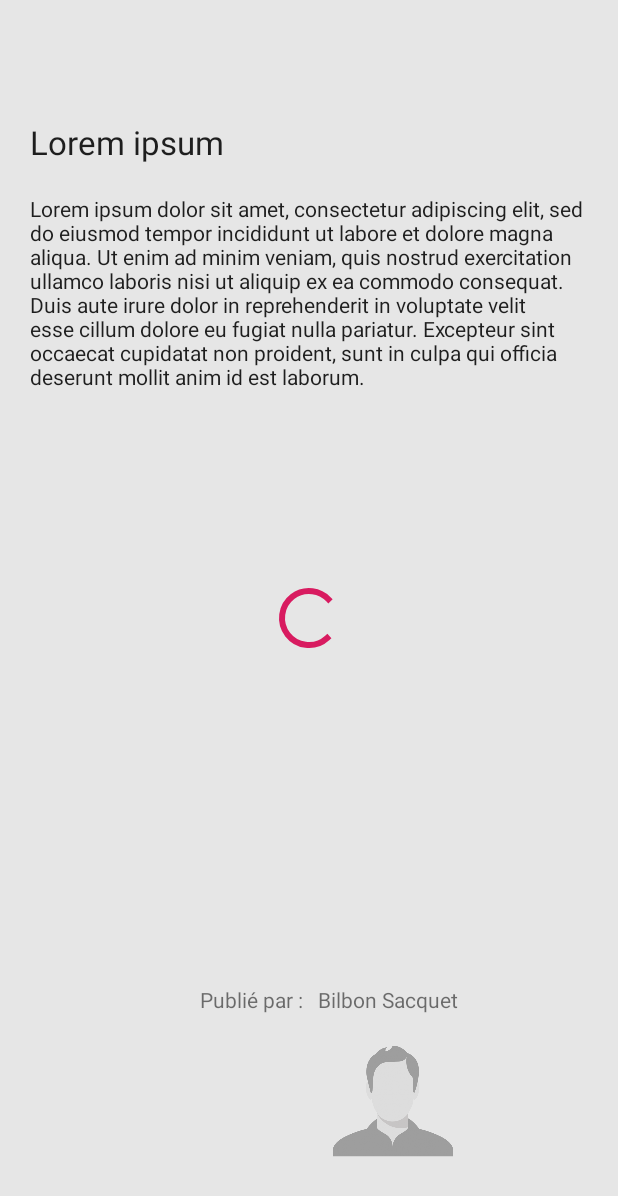
After one commit to NoeColin/ErudY, an Android app: the layout fragment_request_detail.xml on its own in the app's theme, with its tools: preview values and no code run, on a phone screen of 412 x 824 dp. The commit adds this screen. Shown: the top 1196 px of the screen. Run offline under Robolectric (Android 15) with nearby library versions, the phone set to English and light mode, and no system bars.

Commit message:
Le fragment du détail d'une demande (front)
avec la view, le presenter et un fix des strings

```diff
--- /dev/null
+++ b/app/src/main/java/com/example/erudy/presentation/presenter/presenter/RequestDetailFragmentPresenter.kt
@@ -0,0 +1,15 @@
+package com.example.erudy.presentation.presenter.presenter
+
+import com.example.erudy.base.BasePresenter
+import com.example.erudy.presentation.presenter.view.RegisterView
+import javax.inject.Inject
+
+class RequestDetailFragmentPresenter
+@Inject
+constructor(): BasePresenter<RegisterView>() {
+
+    fun signup() {
+        view.displayLoader()
+
+    }
+}
--- /dev/null
+++ b/app/src/main/java/com/example/erudy/presentation/presenter/view/RequestDetailView.kt
@@ -0,0 +1,9 @@
+package com.example.erudy.presentation.presenter.view
+
+import com.example.erudy.base.BaseView
+
+interface RequestDetailView: BaseView {
+    fun displayLoader()
+    fun hideLoader()
+    fun showError(errorMessage: String)
+}
--- /dev/null
+++ b/app/src/main/java/com/example/erudy/presentation/ui/fragments/RequestDetailFragment.kt
@@ -0,0 +1,52 @@
+package com.example.erudy.presentation.ui.fragments
+
+import android.content.Context
+import android.os.Bundle
+import android.view.View
+import android.widget.Toast
+import com.example.erudy.R
+import com.example.erudy.base.BaseFragment
+import com.example.erudy.presentation.presenter.presenter.RequestDetailFragmentPresenter
+import com.example.erudy.presentation.presenter.view.RequestDetailView
+import com.example.erudy.presentation.ui.activity.LoginActivity
+import dagger.android.support.AndroidSupportInjection
+import kotlinx.android.synthetic.main.fragment_login.*
+import kotlinx.android.synthetic.main.fragment_register.*
+import javax.inject.Inject
+
+
+class RequestDetailFragment : BaseFragment<RequestDetailFragmentPresenter>(), RequestDetailView {
+
+    @Inject
+    override lateinit var presenter: RequestDetailFragmentPresenter
+    override val layoutId: Int = R.layout.fragment_register
+
+    override fun onActivityCreated(savedInstanceState: Bundle?) {
+        super.onActivityCreated(savedInstanceState)
+        presenter.attach(this)
+    }
+
+    override fun onAttach(context: Context?) {
+        AndroidSupportInjection.inject(this)
+        super.onAttach(context)
+    }
+
+    override fun displayLoader() {
+        //loader.visibility = View.VISIBLE
+    }
+
+    override fun hideLoader() {
+        //loader.visibility = View.GONE
+    }
+
+    override fun showError(errorMessage: String) {
+        Toast.makeText(context, errorMessage, Toast.LENGTH_SHORT).show()
+    }
+
+    override fun onViewCreated(view: View, savedInstanceState: Bundle?) {
+        super.onViewCreated(view, savedInstanceState)
+        login.setOnClickListener {
+            (activity as LoginActivity).goToLogin()
+        }
+    }
+}
--- /dev/null
+++ b/app/src/main/res/layout/fragment_request_detail.xml
@@ -0,0 +1,84 @@
+<?xml version="1.0" encoding="utf-8"?>
+<androidx.constraintlayout.widget.ConstraintLayout xmlns:android="http://schemas.android.com/apk/res/android"
+    xmlns:app="http://schemas.android.com/apk/res-auto"
+    xmlns:tools="http://schemas.android.com/tools"
+    android:layout_width="match_parent"
+    android:layout_height="match_parent"
+    android:background="@color/colorOffWhite"
+    tools:context=".presentation.ui.fragments.RequestDetailFragment">
+
+
+    <!-- TODO: Update blank fragment layout -->
+
+
+    <TextView
+        android:id="@+id/request_title"
+        android:layout_width="match_parent"
+        android:layout_height="wrap_content"
+        android:layout_marginStart="20dp"
+        android:layout_marginTop="80dp"
+        android:layout_marginEnd="20dp"
+        android:text="@string/lorem_ipsum_short"
+        android:textAppearance="@style/TextAppearance.AppCompat.Large"
+        app:layout_constraintEnd_toEndOf="parent"
+        app:layout_constraintStart_toStartOf="parent"
+        app:layout_constraintTop_toTopOf="parent" />
+
+    <TextView
+        android:id="@+id/request_content"
+        android:layout_width="match_parent"
+        android:layout_height="350dp"
+        android:layout_marginStart="20dp"
+        android:layout_marginTop="20dp"
+        android:layout_marginEnd="20dp"
+        android:text="@string/lorem_ipsum_long"
+        android:textAppearance="@style/TextAppearance.AppCompat.Body1"
+        app:layout_constraintEnd_toEndOf="parent"
+        app:layout_constraintStart_toStartOf="parent"
+        app:layout_constraintTop_toBottomOf="@+id/request_title" />
+
+
+    <TextView
+        android:id="@+id/published_by"
+        android:layout_width="0dp"
+        android:layout_height="wrap_content"
+        android:layout_marginEnd="10dp"
+        android:gravity="end"
+        android:text="@string/published_by"
+        app:layout_constraintEnd_toStartOf="@+id/publisher"
+        app:layout_constraintStart_toStartOf="parent"
+        app:layout_constraintTop_toTopOf="@+id/publisher" />
+
+
+    <TextView
+        android:id="@+id/publisher"
+        android:layout_width="202dp"
+        android:layout_height="0dp"
+        android:layout_marginBottom="8dp"
+        android:text="@string/complete_name_example"
+        app:layout_constraintBottom_toTopOf="@+id/publisher_picture"
+        app:layout_constraintStart_toStartOf="@+id/publisher_picture" />
+
+    <ImageView
+        android:id="@+id/publisher_picture"
+        android:layout_width="100dp"
+        android:layout_height="100dp"
+        android:layout_marginEnd="100dp"
+        android:layout_marginBottom="40dp"
+        android:src="@drawable/default_profile"
+        app:layout_constraintBottom_toBottomOf="parent"
+        app:layout_constraintEnd_toEndOf="parent"
+        android:scaleType="fitCenter" />
+
+    <ProgressBar
+        android:id="@+id/loader"
+        style="?android:attr/progressBarStyle"
+        android:layout_width="wrap_content"
+        android:layout_height="wrap_content"
+        android:visibility="gone"
+        app:layout_constraintBottom_toBottomOf="parent"
+        app:layout_constraintEnd_toEndOf="parent"
+        app:layout_constraintStart_toStartOf="parent"
+        app:layout_constraintTop_toTopOf="parent"
+        tools:visibility="visible" />
+</androidx.constraintlayout.widget.ConstraintLayout>
--- a/app/src/main/res/values/strings.xml
+++ b/app/src/main/res/values/strings.xml
@@ -16,18 +16,22 @@
     <string name="firstname_example">Bilbon</string>
     <string name="text_lastname">Nom :</string>
     <string name="lastname_example">Sacquet</string>
+    <string name="complete_name_example">Bilbon Sacquet</string>
 
     <string name="message">Saisir un message</string>
     <string name="my_message">Mon message</string>
     <string name="other_message">Son message</string>
 
+    <string name="published_by">Publié par :</string>
     <string name="request_title_example">Nouveau roi</string>
     <string name="request_content_example">Cavalier banni du Rohan, cherche roi PAS corrompu par Saroumane. Ceci est juste un long text pour tester si le textView wrap correctement le contenu du message</string>
     <string name="request_by">Par Bilbon Sacquet</string>
+    <string name="by">Par %s</string>
+    <string name="creation_date">le %s</string>
+
 
     <string name="lorem_ipsum_short">Lorem ipsum</string>
     <string name="lorem_ipsum_long">Lorem ipsum dolor sit amet, consectetur adipiscing elit, sed do eiusmod tempor incididunt ut labore et dolore magna aliqua. Ut enim ad minim veniam, quis nostrud exercitation ullamco laboris nisi ut aliquip ex ea commodo consequat. Duis aute irure dolor in reprehenderit in voluptate velit esse cillum dolore eu fugiat nulla pariatur. Excepteur sint occaecat cupidatat non proident, sunt in culpa qui officia deserunt mollit anim id est laborum.</string>
-
 
     <string name="title_activity_container">ContainerActivity</string>
     <string name="navigation_drawer_open">Open navigation drawer</string>
```
